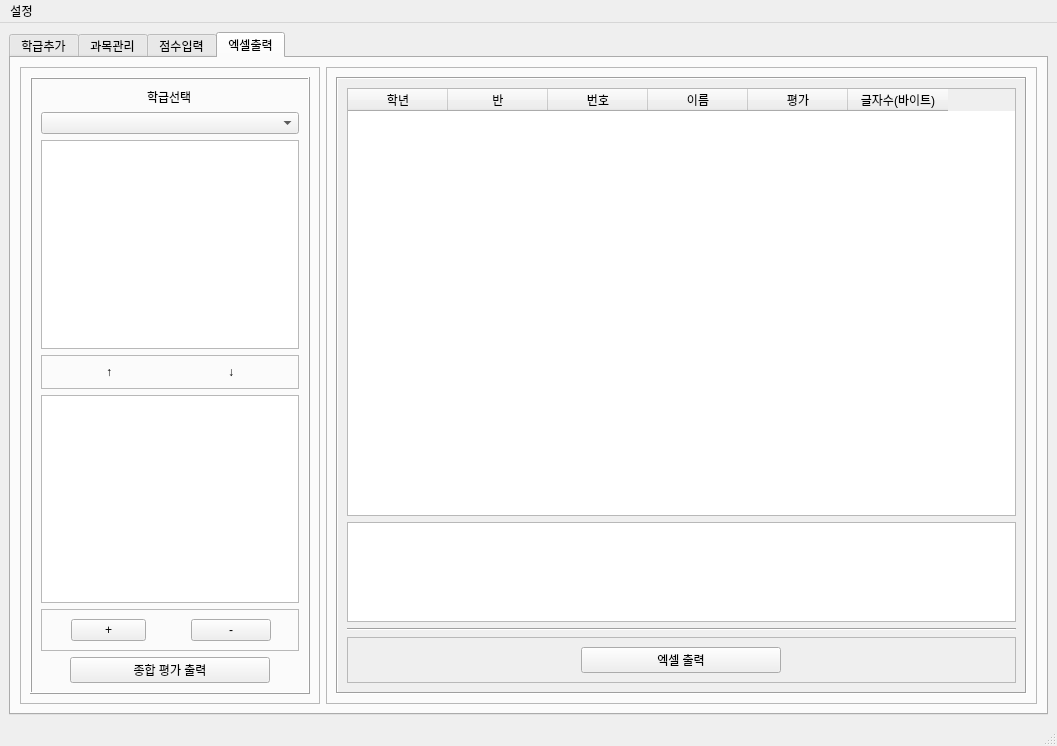
This is manager.ui in chlwodud77/student-assesment-manager as Qt 5 draws it before an edit. The edited form follows.
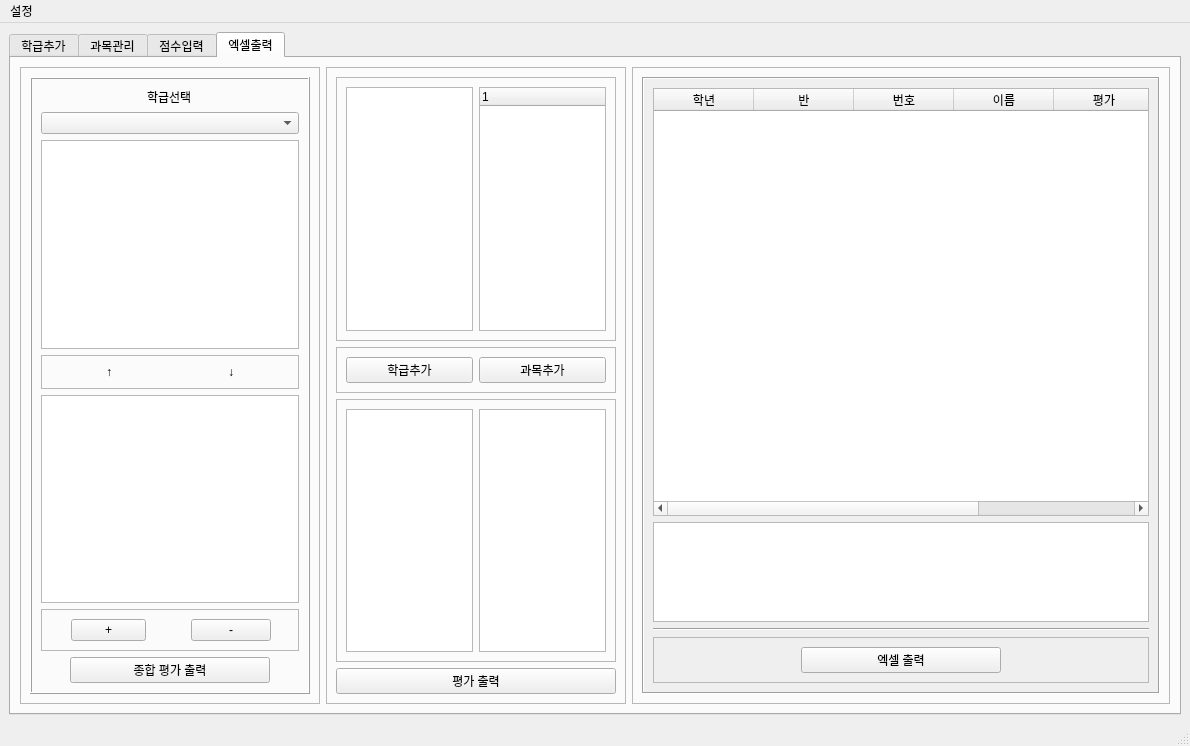
This is the edited form. The open tabs and pages were chosen to show the change. Icons and pictures are not drawn.

What changed in the file:
```diff
--- a/manager.ui
+++ b/manager.ui
@@ -6,7 +6,7 @@
    <rect>
     <x>0</x>
     <y>0</y>
-    <width>1057</width>
+    <width>1190</width>
     <height>746</height>
    </rect>
   </property>
@@ -1169,6 +1169,127 @@
           </layout>
          </widget>
         </item>
+        <item>
+         <widget class="QFrame" name="frame_30">
+          <property name="minimumSize">
+           <size>
+            <width>200</width>
+            <height>0</height>
+           </size>
+          </property>
+          <property name="maximumSize">
+           <size>
+            <width>300</width>
+            <height>16777215</height>
+           </size>
+          </property>
+          <property name="frameShape">
+           <enum>QFrame::StyledPanel</enum>
+          </property>
+          <property name="frameShadow">
+           <enum>QFrame::Raised</enum>
+          </property>
+          <layout class="QVBoxLayout" name="verticalLayout_7">
+           <item>
+            <widget class="QFrame" name="frame_32">
+             <property name="frameShape">
+              <enum>QFrame::StyledPanel</enum>
+             </property>
+             <property name="frameShadow">
+              <enum>QFrame::Raised</enum>
+             </property>
+             <layout class="QHBoxLayout" name="horizontalLayout_21">
+              <item>
+               <widget class="QListWidget" name="exlClassWidget">
+                <property name="dragEnabled">
+                 <bool>false</bool>
+                </property>
+                <property name="dragDropMode">
+                 <enum>QAbstractItemView::NoDragDrop</enum>
+                </property>
+                <property name="selectionMode">
+                 <enum>QAbstractItemView::MultiSelection</enum>
+                </property>
+               </widget>
+              </item>
+              <item>
+               <widget class="QTreeWidget" name="exlSubWidget">
+                <property name="selectionMode">
+                 <enum>QAbstractItemView::MultiSelection</enum>
+                </property>
+                <column>
+                 <property name="text">
+                  <string notr="true">1</string>
+                 </property>
+                </column>
+               </widget>
+              </item>
+             </layout>
+            </widget>
+           </item>
+           <item>
+            <widget class="QFrame" name="frame_33">
+             <property name="frameShape">
+              <enum>QFrame::StyledPanel</enum>
+             </property>
+             <property name="frameShadow">
+              <enum>QFrame::Raised</enum>
+             </property>
+             <layout class="QHBoxLayout" name="horizontalLayout_23">
+              <item>
+               <widget class="QPushButton" name="exlClassAddBtn">
+                <property name="cursor">
+                 <cursorShape>PointingHandCursor</cursorShape>
+                </property>
+                <property name="text">
+                 <string>학급추가</string>
+                </property>
+               </widget>
+              </item>
+              <item>
+               <widget class="QPushButton" name="exlSubjectAddBtn">
+                <property name="cursor">
+                 <cursorShape>PointingHandCursor</cursorShape>
+                </property>
+                <property name="text">
+                 <string>과목추가</string>
+                </property>
+               </widget>
+              </item>
+             </layout>
+            </widget>
+           </item>
+           <item>
+            <widget class="QFrame" name="frame_31">
+             <property name="frameShape">
+              <enum>QFrame::StyledPanel</enum>
+             </property>
+             <property name="frameShadow">
+              <enum>QFrame::Raised</enum>
+             </property>
+             <layout class="QHBoxLayout" name="horizontalLayout_22">
+              <item>
+               <widget class="QListWidget" name="exlAddedClassList"/>
+              </item>
+              <item>
+               <widget class="QListWidget" name="exlAddedSubWidget"/>
+              </item>
+             </layout>
+            </widget>
+           </item>
+           <item>
+            <widget class="QPushButton" name="pushButton">
+             <property name="cursor">
+              <cursorShape>PointingHandCursor</cursorShape>
+             </property>
+             <property name="text">
+              <string>평가 출력</string>
+             </property>
+            </widget>
+           </item>
+          </layout>
+         </widget>
+        </item>
         <item>
          <widget class="QFrame" name="frame_19">
           <property name="frameShape">
@@ -1191,7 +1312,7 @@
                <rect>
                 <x>0</x>
                 <y>0</y>
-                <width>685</width>
+                <width>512</width>
                 <height>620</height>
                </rect>
               </property>
@@ -1305,7 +1426,7 @@
     <rect>
      <x>0</x>
      <y>0</y>
-     <width>1057</width>
+     <width>1190</width>
      <height>21</height>
     </rect>
    </property>
```
Left out of the diff: 4 changed lines with no effect on the pictures.
